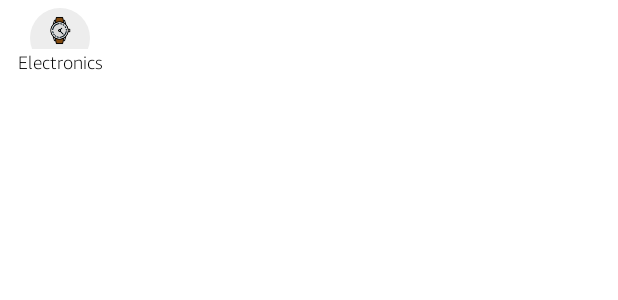
After one commit to moashrafff/Amazon-Clone, an Android app: the layout category_item.xml on its own in the app's theme, with its tools: preview values and no code run, on a phone screen of 412 x 824 dp. The commit adds this screen. Shown: the top 300 px of the screen. Run offline under Robolectric (Android 15) with nearby library versions, the phone set to English and light mode, and no system bars.

Commit message:
designing category components and implementing models

```diff
--- a/app/build.gradle
+++ b/app/build.gradle
@@ -4,6 +4,10 @@ plugins {
 
 android {
     compileSdk 32
+
+    buildFeatures{
+        viewBinding true
+    }
 
     defaultConfig {
         applicationId "com.moashrafff.amazon_clone"
--- a/app/src/main/AndroidManifest.xml
+++ b/app/src/main/AndroidManifest.xml
@@ -14,7 +14,7 @@
         android:theme="@style/Theme.AmazonClone"
         tools:targetApi="31">
         <activity
-            android:name=".MainActivity"
+            android:name=".Views.Pages.Activities.MainActivity"
             android:exported="true">
             <intent-filter>
                 <action android:name="android.intent.action.MAIN" />
--- /dev/null
+++ b/app/src/main/res/drawable/category_shape.xml
@@ -0,0 +1,5 @@
+<?xml version="1.0" encoding="utf-8"?>
+<shape android:shape="oval" xmlns:android="http://schemas.android.com/apk/res/android">
+
+    <solid android:color="@color/category_color"/>
+</shape>
--- /dev/null
+++ b/app/src/main/res/layout/category_item.xml
@@ -0,0 +1,41 @@
+<?xml version="1.0" encoding="utf-8"?>
+<RelativeLayout xmlns:android="http://schemas.android.com/apk/res/android"
+    android:layout_width="80dp"
+    android:layout_height="wrap_content"
+    android:layout_marginVertical="5dp"
+    >
+
+    <ImageView
+        android:layout_width="40dp"
+        android:layout_height="40dp"
+        android:background="@drawable/category_shape"
+        android:layout_centerHorizontal="true"
+
+        />
+
+    <ImageView
+        android:layout_width="30dp"
+        android:layout_height="30dp"
+        android:src="@drawable/watch_icon"
+        android:padding="5dp"
+        android:layout_centerHorizontal="true"
+        />
+
+    <TextView
+        android:layout_width="match_parent"
+        android:layout_height="wrap_content"
+        android:layout_centerHorizontal="true"
+        android:layout_marginTop="27dp"
+        android:background="@color/white"
+        android:fontFamily="@font/amazonember_lt"
+        android:gravity="center"
+        android:padding="1dp"
+        android:text="Electronics"
+        android:textColor="@color/black"
+        android:textSize="12sp"
+
+        />
+
+
+
+</RelativeLayout>
--- a/app/src/main/res/values/colors.xml
+++ b/app/src/main/res/values/colors.xml
@@ -7,4 +7,6 @@
     <color name="teal_700">#FF018786</color>
     <color name="black">#FF000000</color>
     <color name="white">#FFFFFFFF</color>
+    <color name="category_color">#ededed</color>
+
 </resources>
--- a/app/src/main/res/values/strings.xml
+++ b/app/src/main/res/values/strings.xml
@@ -1,3 +1,5 @@
 <resources>
     <string name="app_name">Amazon-Clone</string>
+    <!-- TODO: Remove or change this placeholder text -->
+    <string name="hello_blank_fragment">Hello blank fragment</string>
 </resources>
```
Also changed, not shown: app/src/main/java/com/moashrafff/amazon_clone/Data/Model/Category.java (added, +22 -0 lines), app/src/main/java/com/moashrafff/amazon_clone/Data/Model/Product.java (added, +39 -0 lines), app/src/main/java/com/moashrafff/amazon_clone/Data/Model/Rating.java (added, +14 -0 lines), app/src/main/java/com/moashrafff/amazon_clone/MainActivity.java (deleted, +0 -14 lines), app/src/main/java/com/moashrafff/amazon_clone/Views/Pages/Activities/MainActivity.java (added, +19 -0 lines), app/src/main/java/com/moashrafff/amazon_clone/Views/Pages/Fragments/a_LandingPageFragment.java (added, +31 -0 lines), app/src/main/java/com/moashrafff/amazon_clone/Views/Pages/Fragments/b_ProductPageFragment.java (added, +33 -0 lines), app/src/main/res/layout/activity_main.xml (+1 -12 lines), app/src/main/res/layout/fragment_landing_page.xml (added, +9 -0 lines), app/src/main/res/layout/fragment_product_page.xml (added, +14 -0 lines), app/src/main/res/drawable/watch_icon.png (added), app/src/main/res/font/amazon_ember_medium.ttf (added), app/src/main/res/font/amazonember_lt.ttf (added).
